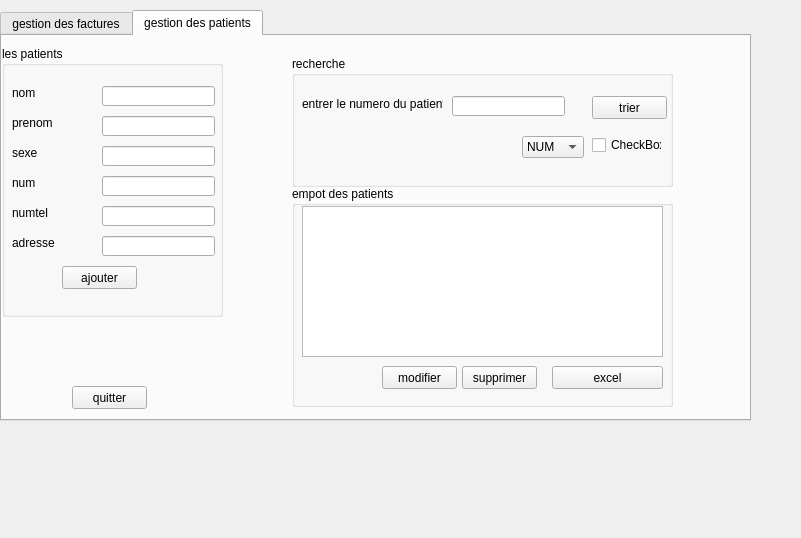
First picture: the form in wwindow.ui, repository fedinaimi/E-health_2A4, before the edit.
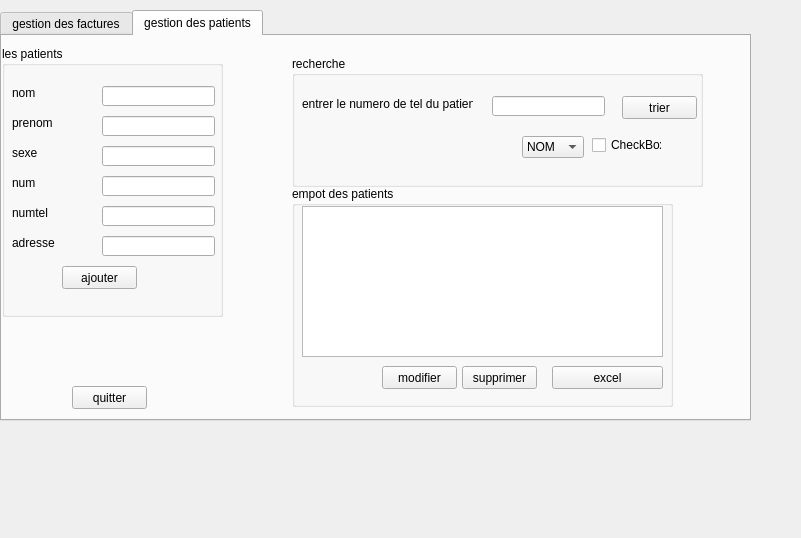
Second picture: the form after the edit. The open tabs and pages were chosen to show the change.

```diff
--- a/wwindow.ui
+++ b/wwindow.ui
@@ -404,7 +404,7 @@
       <rect>
        <x>290</x>
        <y>20</y>
-       <width>381</width>
+       <width>411</width>
        <height>131</height>
       </rect>
      </property>
@@ -416,18 +416,18 @@
        <rect>
         <x>10</x>
         <y>40</y>
-        <width>141</width>
+        <width>171</width>
         <height>16</height>
        </rect>
       </property>
       <property name="text">
-       <string>entrer le numero du patient</string>
+       <string>entrer le numero de tel du patient</string>
       </property>
      </widget>
      <widget class="QLineEdit" name="lineEdit_9">
       <property name="geometry">
        <rect>
-        <x>160</x>
+        <x>200</x>
         <y>40</y>
         <width>113</width>
         <height>20</height>
@@ -437,7 +437,7 @@
      <widget class="QPushButton" name="pushButton_10">
       <property name="geometry">
        <rect>
-        <x>300</x>
+        <x>330</x>
         <y>40</y>
         <width>75</width>
         <height>23</height>
@@ -456,6 +456,21 @@
         <height>22</height>
        </rect>
       </property>
+      <item>
+       <property name="text">
+        <string>NOM</string>
+       </property>
+      </item>
+      <item>
+       <property name="text">
+        <string>PRENOM</string>
+       </property>
+      </item>
+      <item>
+       <property name="text">
+        <string>SEXE</string>
+       </property>
+      </item>
       <item>
        <property name="text">
         <string>NUM</string>
```
Left out of the diff: 12 changed lines with no effect on the pictures.
